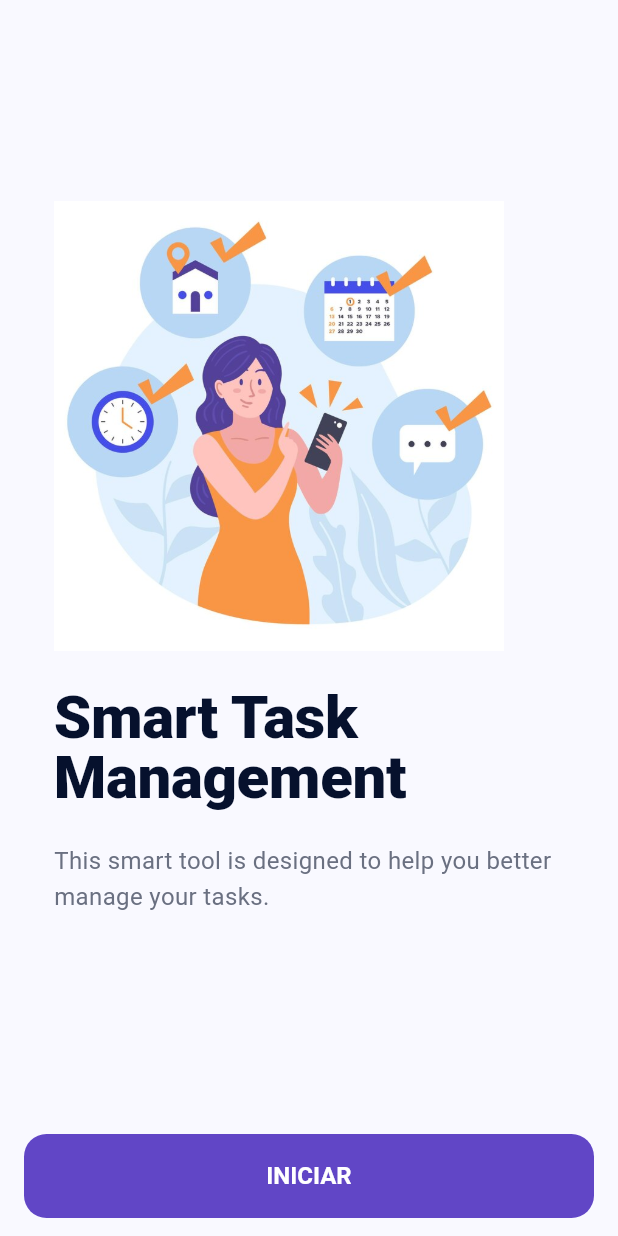
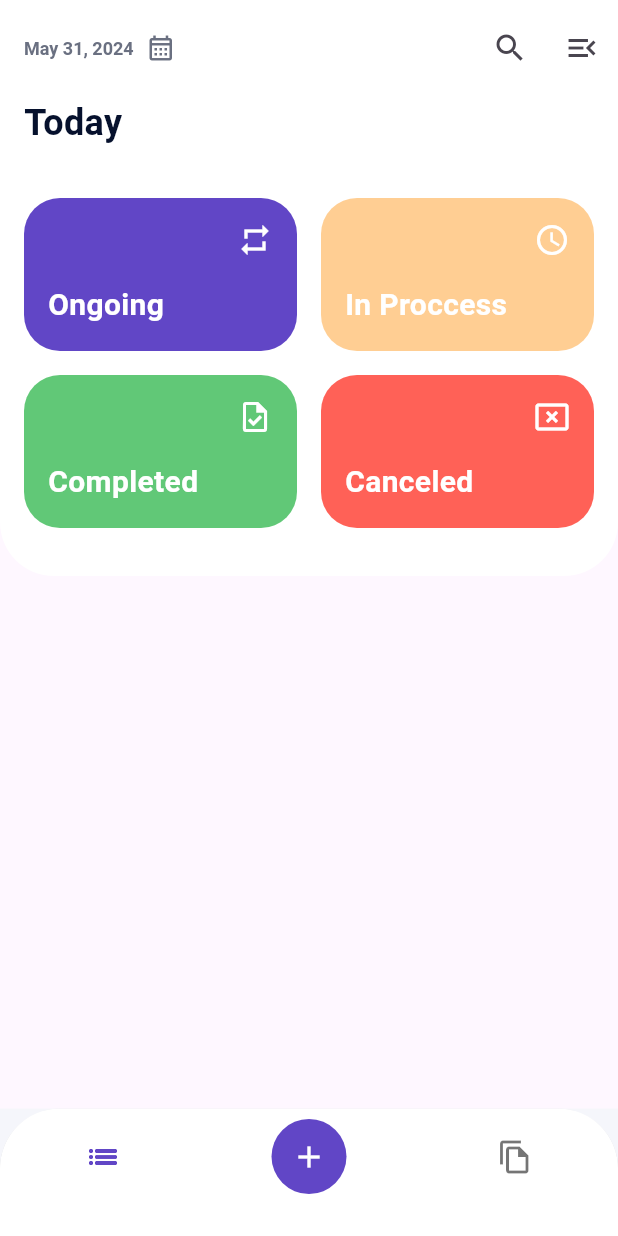
Before and after one commit to jorgerenteral/task-manager, a Flutter app: the screen it shows after launch, after a tap on "INICIAR", on a phone screen of 412 x 824 dp. Run offline on Flutter 3.47's test engine with Material 3 defaults, Android fonts, the phone set to English and light mode, and no system bars; our stand-ins replace google_fonts; Roboto replaces fonts that are missing (Varela).

Commit message:
feat: split code into components

```diff
--- /dev/null
+++ b/lib/components/dashboard-home-app-bar.component.dart
@@ -0,0 +1,57 @@
+import 'package:flutter/material.dart';
+import 'package:google_fonts/google_fonts.dart';
+import 'package:intl/intl.dart';
+import 'package:task_manager/constants/colors.constants.dart';
+
+AppBar dashboardHomeAppBarComponent() {
+  DateTime today = DateTime.now();
+  String formattedToday = DateFormat('MMM d, yyyy').format(today);
+
+  return AppBar(
+    backgroundColor: ColorConstants.light,
+    automaticallyImplyLeading: false,
+    toolbarHeight: 64,
+    title: Builder(
+      builder: (BuildContext context) {
+        return IntrinsicWidth(
+          child: Column(
+            crossAxisAlignment: CrossAxisAlignment.start,
+            children: [
+              Row(
+                children: [
+                  Text(
+                    formattedToday,
+                    style: TextStyle(
+                      fontFamily: GoogleFonts.varelaRound().fontFamily,
+                      fontSize: 12,
+                      fontWeight: FontWeight.w600,
+                      color: ColorConstants.grey,
+                    ),
+                  ),
+                  const Padding(
+                    padding: EdgeInsets.only(left: 8),
+                    child: Icon(
+                      Icons.calendar_month_outlined,
+                      size: 20,
+                      color: ColorConstants.grey,
+                    ),
+                  ),
+                ],
+              ),
+            ],
+          ),
+        );
+      },
+    ),
+    actions: [
+      IconButton(
+        onPressed: () {},
+        icon: const Icon(Icons.search_outlined),
+      ),
+      IconButton(
+        onPressed: () {},
+        icon: const Icon(Icons.menu_open_outlined),
+      )
+    ],
+  );
+}
--- /dev/null
+++ b/lib/components/dashboard/home/summary.component.dart
@@ -0,0 +1,66 @@
+import 'package:flutter/material.dart';
+import 'package:task_manager/components/global/summary-card.component.dart';
+import 'package:task_manager/constants/colors.constants.dart';
+import 'package:task_manager/constants/spacing.constants.dart';
+
+class SummaryComponent extends StatelessWidget {
+  const SummaryComponent({super.key});
+
+  @override
+  Widget build(BuildContext context) {
+    return ClipRRect(
+      borderRadius: const BorderRadius.only(
+        bottomLeft: Radius.circular(36),
+        bottomRight: Radius.circular(36),
+      ),
+      child: Container(
+        padding: const EdgeInsets.all(SpacingConstants.normalSpacing),
+        width: double.infinity,
+        color: ColorConstants.light,
+        child: const Column(
+          children: [
+            Row(
+              children: [
+                Expanded(
+                  child: SummaryCardComponent(
+                    title: 'Ongoing',
+                    icon: Icons.repeat_outlined,
+                  ),
+                ),
+                SizedBox(width: SpacingConstants.normalSpacing),
+                Expanded(
+                  child: SummaryCardComponent(
+                    title: 'In Proccess',
+                    severity: 'warning',
+                    icon: Icons.schedule_outlined,
+                  ),
+                ),
+              ],
+            ),
+            SizedBox(height: SpacingConstants.normalSpacing),
+            Row(
+              children: [
+                Expanded(
+                  child: SummaryCardComponent(
+                    title: 'Completed',
+                    severity: 'success',
+                    icon: Icons.task_outlined,
+                  ),
+                ),
+                SizedBox(width: SpacingConstants.normalSpacing),
+                Expanded(
+                  child: SummaryCardComponent(
+                    title: 'Canceled',
+                    severity: 'danger',
+                    icon: Icons.cancel_presentation_outlined,
+                  ),
+                ),
+              ],
+            ),
+            SizedBox(height: SpacingConstants.normalSpacing),
+          ],
+        ),
+      ),
+    );
+  }
+}
--- /dev/null
+++ b/lib/components/dashboard/home/title.component.dart
@@ -0,0 +1,24 @@
+import 'package:flutter/material.dart';
+import 'package:google_fonts/google_fonts.dart';
+import 'package:task_manager/constants/colors.constants.dart';
+
+class TitleComponent extends StatelessWidget {
+  const TitleComponent({super.key});
+
+  @override
+  Widget build(BuildContext context) {
+    return Container(
+      padding: const EdgeInsets.only(left: 16, right: 16, bottom: 16),
+      width: double.infinity,
+      color: ColorConstants.light,
+      child: Text(
+        'Today',
+        style: GoogleFonts.varela(
+          fontSize: 24,
+          fontWeight: FontWeight.w600,
+          color: ColorConstants.dark,
+        ),
+      ),
+    );
+  }
+}
--- /dev/null
+++ b/lib/components/default-app-bar.component.dart
@@ -0,0 +1,34 @@
+import 'package:flutter/material.dart';
+import 'package:google_fonts/google_fonts.dart';
+import 'package:task_manager/constants/colors.constants.dart';
+
+AppBar defaultAppBarComponent(title) {
+  return AppBar(
+    backgroundColor: ColorConstants.light,
+    automaticallyImplyLeading: false,
+    toolbarHeight: 64,
+    title: Builder(
+      builder: (BuildContext context) {
+        return IntrinsicWidth(
+          child: Text(
+            title,
+            style: TextStyle(
+              fontFamily: GoogleFonts.varelaRound().fontFamily,
+              fontWeight: FontWeight.w600,
+            ),
+          ),
+        );
+      },
+    ),
+    actions: [
+      IconButton(
+        onPressed: () {},
+        icon: const Icon(Icons.search_outlined),
+      ),
+      IconButton(
+        onPressed: () {},
+        icon: const Icon(Icons.menu_open_outlined),
+      )
+    ],
+  );
+}
--- /dev/null
+++ b/lib/components/global/summary-card.component.dart
@@ -0,0 +1,72 @@
+import 'package:flutter/material.dart';
+import 'package:google_fonts/google_fonts.dart';
+import 'package:task_manager/constants/colors.constants.dart';
+import 'package:task_manager/constants/spacing.constants.dart';
+
+class SummaryCardComponent extends StatelessWidget {
+  final String title;
+  final String? severity;
+  final IconData icon;
+
+  const SummaryCardComponent({
+    super.key,
+    required this.title,
+    this.severity,
+    required this.icon,
+  });
+
+  Color getSeverityColor(severity) {
+    switch (severity) {
+      case 'success':
+        return ColorConstants.success;
+
+      case 'warning':
+        return ColorConstants.warning;
+
+      case 'danger':
+        return ColorConstants.danger;
+
+      default:
+        return ColorConstants.primary;
+    }
+  }
+
+  @override
+  Widget build(BuildContext context) {
+    return ClipRRect(
+      borderRadius: BorderRadius.circular(24),
+      child: Container(
+        padding: const EdgeInsets.all(SpacingConstants.normalSpacing),
+        color: getSeverityColor(severity),
+        child: Column(
+          children: [
+            Row(
+              mainAxisAlignment: MainAxisAlignment.end,
+              children: [
+                Icon(
+                  icon,
+                  color: ColorConstants.light,
+                ),
+              ],
+            ),
+            const SizedBox(height: SpacingConstants.normalSpacing),
+            Row(
+              mainAxisAlignment: MainAxisAlignment.end,
+              children: [
+                Expanded(
+                    child: Text(
+                  title,
+                  style: GoogleFonts.varelaRound(
+                    fontSize: 20,
+                    fontWeight: FontWeight.w600,
+                    color: ColorConstants.light,
+                  ),
+                )),
+              ],
+            )
+          ],
+        ),
+      ),
+    );
+  }
+}
--- a/lib/constants/colors.constants.dart
+++ b/lib/constants/colors.constants.dart
@@ -3,6 +3,7 @@ import 'package:flutter/material.dart';
 class ColorConstants {
   static const Color dark = Color(0xFF06112D);
   static const Color light = Color(0xFFFFFFFF);
+  static const Color pageBg = Color(0xFFF5F6FB);
 
   static const Color primary = Color(0xFF6146C6);
   static const Color secondary = Color(0xFFFFCE93);
--- /dev/null
+++ b/lib/constants/spacing.constants.dart
@@ -0,0 +1,3 @@
+class SpacingConstants {
+  static const double normalSpacing = 16;
+}
--- /dev/null
+++ b/lib/layouts/dashboard.template.dart
@@ -0,0 +1,87 @@
+// ignore_for_file: must_be_immutable
+
+import 'package:flutter/material.dart';
+import 'package:task_manager/components/dashboard-home-app-bar.component.dart';
+import 'package:task_manager/components/default-app-bar.component.dart';
+import 'package:task_manager/constants/colors.constants.dart';
+import 'package:task_manager/pages/dashboard/home.page.dart';
+import 'package:task_manager/pages/dashboard/projects.page.dart';
+
+class DashboardTemplate extends StatefulWidget {
+  Widget child;
+  dynamic appBar;
+
+  DashboardTemplate({
+    super.key,
+    required this.child,
+    this.appBar,
+  });
+
+  @override
+  State<DashboardTemplate> createState() => _DashboardTemplateState();
+}
+
+class _DashboardTemplateState extends State<DashboardTemplate> {
+  int currentIndex = 0;
+
+  static List<Widget> pages = <Widget>[
+    const DashboardHomePage(title: 'Home'),
+    const DashboardHomePage(title: 'Home'),
+    const DashboardProjectsPage(title: 'Projects')
+  ];
+
+  static List<AppBar> appBars = <AppBar>[
+    dashboardHomeAppBarComponent(),
+    defaultAppBarComponent('Projects'),
+  ];
+
+  void onNavItemTapped(int index) {
+    setState(() {
+      currentIndex = index;
+    });
+  }
+
+  @override
+  Widget build(BuildContext context) {
+    return Scaffold(
+      backgroundColor: ColorConstants.pageBg,
+      appBar: currentIndex == 0 ? appBars.elementAt(0) : appBars.elementAt(1),
+      body: pages.elementAt(currentIndex),
+      bottomNavigationBar: ClipRRect(
+        borderRadius: const BorderRadius.only(
+          topLeft: Radius.circular(40),
+          topRight: Radius.circular(40),
+        ),
+        child: BottomNavigationBar(
+          currentIndex: currentIndex,
+          selectedItemColor: ColorConstants.primary,
+          onTap: onNavItemTapped,
+          backgroundColor: ColorConstants.light,
+          items: <BottomNavigationBarItem>[
+            const BottomNavigationBarItem(
+              icon: Icon(Icons.list_outlined),
+              label: '',
+            ),
+            BottomNavigationBarItem(
+              icon: Container(
+                width: 50,
+                height: 50,
+                decoration: const BoxDecoration(
+                  color: ColorConstants.primary,
+                  shape: BoxShape.circle, // Forma redonda
+                ),
+                child: const Icon(Icons.add,
+                    color: Colors.white), // Icono del botón
+              ),
+              label: '',
+            ),
+            const BottomNavigationBarItem(
+              icon: Icon(Icons.file_copy_outlined),
+              label: '',
+            ),
+          ],
+        ),
+      ),
+    );
+  }
+}
--- a/lib/main.dart
+++ b/lib/main.dart
@@ -1,8 +1,13 @@
 import 'package:flutter/material.dart';
 import 'package:google_fonts/google_fonts.dart';
+import 'package:task_manager/components/dashboard-home-app-bar.component.dart';
+import 'package:task_manager/components/default-app-bar.component.dart';
 import 'package:task_manager/constants/colors.constants.dart';
+import 'package:task_manager/layouts/dashboard.template.dart';
+import 'package:task_manager/pages/dashboard/projects.page.dart';
 
 import 'package:task_manager/pages/home.page.dart';
+import 'package:task_manager/pages/dashboard/home.page.dart';
 
 void main() {
   runApp(const SmartTaskManagerApp());
@@ -17,7 +22,6 @@ class SmartTaskManagerApp extends StatelessWidget {
     return MaterialApp(
       title: 'Smart Task Manager',
       theme: ThemeData(
-        colorScheme: ColorScheme.fromSeed(seedColor: Colors.blueAccent),
         useMaterial3: true,
         textTheme: TextTheme(
           displayLarge: GoogleFonts.varelaRound(
@@ -35,6 +39,35 @@ class SmartTaskManagerApp extends StatelessWidget {
         ),
       ),
       home: const HomePage(title: 'Smart Task Manager'),
+      onGenerateRoute: (settings) {
+        switch (settings.name) {
+          case '/':
+            return MaterialPageRoute(
+              builder: (context) => const HomePage(title: 'Smart Task Manager'),
+            );
+
+          case '/dashboard/home':
+            return MaterialPageRoute(
+              builder: (context) => DashboardTemplate(
+                appBar: dashboardHomeAppBarComponent(),
+                child: const DashboardHomePage(title: 'Welcome!'),
+              ),
+            );
+
+          case '/dashboard/projects':
+            return MaterialPageRoute(
+              builder: (context) => DashboardTemplate(
+                appBar: defaultAppBarComponent('Projects'),
+                child: const DashboardProjectsPage(title: 'Projects'),
+              ),
+            );
+
+          default:
+            return MaterialPageRoute(
+                builder: (context) =>
+                    const HomePage(title: 'Smart Task Manager'));
+        }
+      },
       debugShowCheckedModeBanner: false,
     );
   }
--- /dev/null
+++ b/lib/pages/dashboard/home.page.dart
@@ -0,0 +1,30 @@
+import 'package:flutter/material.dart';
+import 'package:task_manager/components/dashboard/home/summary.component.dart';
+import 'package:task_manager/components/dashboard/home/title.component.dart';
+
+class DashboardHomePage extends StatefulWidget {
+  const DashboardHomePage({super.key, required this.title});
+  final String title;
+
+  @override
+  State<DashboardHomePage> createState() => _DashboardHomePageState();
+}
+
+class _DashboardHomePageState extends State<DashboardHomePage> {
+  @override
+  Widget build(BuildContext context) {
+    return Scaffold(
+      body: Container(
+        alignment: Alignment.centerLeft,
+        child: const Column(
+          mainAxisAlignment: MainAxisAlignment.start,
+          crossAxisAlignment: CrossAxisAlignment.start,
+          children: <Widget>[
+            TitleComponent(),
+            SummaryComponent(),
+          ],
+        ),
+      ),
+    );
+  }
+}
--- /dev/null
+++ b/lib/pages/dashboard/projects.page.dart
@@ -0,0 +1,26 @@
+import 'package:flutter/material.dart';
+
+class DashboardProjectsPage extends StatefulWidget {
+  const DashboardProjectsPage({super.key, required this.title});
+  final String title;
+
+  @override
+  State<DashboardProjectsPage> createState() => _DashboardProjectsPageState();
+}
+
+class _DashboardProjectsPageState extends State<DashboardProjectsPage> {
+  @override
+  Widget build(BuildContext context) {
+    return Scaffold(
+      body: Container(
+        padding: const EdgeInsets.all(36),
+        alignment: Alignment.centerLeft,
+        child: const Column(
+          mainAxisAlignment: MainAxisAlignment.center,
+          crossAxisAlignment: CrossAxisAlignment.start,
+          children: <Widget>[],
+        ),
+      ),
+    );
+  }
+}
--- a/lib/pages/home.page.dart
+++ b/lib/pages/home.page.dart
@@ -1,4 +1,5 @@
 import 'package:flutter/material.dart';
+import 'package:task_manager/constants/colors.constants.dart';
 import 'package:task_manager/styles/buttons.styles.dart';
 
 class HomePage extends StatefulWidget {
@@ -13,6 +14,7 @@ class _HomePageState extends State<HomePage> {
   @override
   Widget build(BuildContext context) {
     return Scaffold(
+      backgroundColor: ColorConstants.light,
       body: Container(
         padding: const EdgeInsets.all(36),
         alignment: Alignment.centerLeft,
@@ -46,7 +48,7 @@ class _HomePageState extends State<HomePage> {
         color: Colors.transparent,
         child: ButtonTheme(
           child: FilledButton(
-            onPressed: () => {},
+            onPressed: () => {Navigator.pushNamed(context, '/dashboard/home')},
             style: ButtonStyles.primaryButton(context),
             child: Text('Iniciar'.toUpperCase()),
           ),
--- a/pubspec.yaml
+++ b/pubspec.yaml
@@ -35,6 +35,7 @@ dependencies:
   # Use with the CupertinoIcons class for iOS style icons.
   cupertino_icons: ^1.0.6
   google_fonts: ^6.2.1
+  intl: ^0.19.0
 
 dev_dependencies:
   flutter_test:
```
Also changed, not shown: pubspec.lock.
